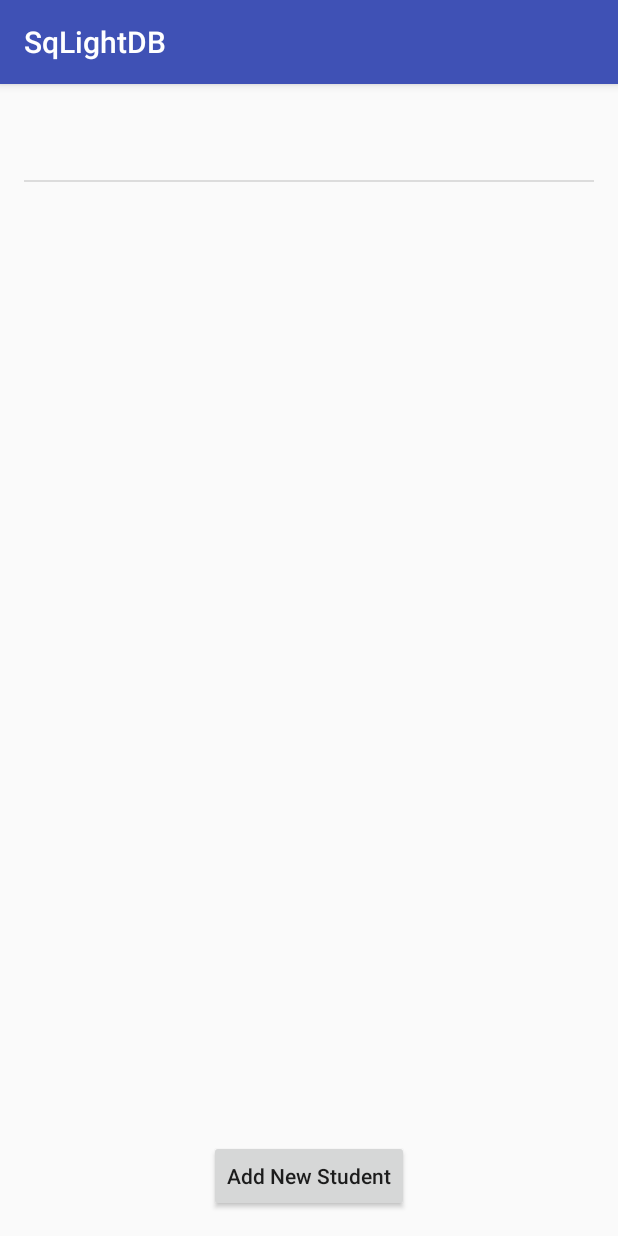
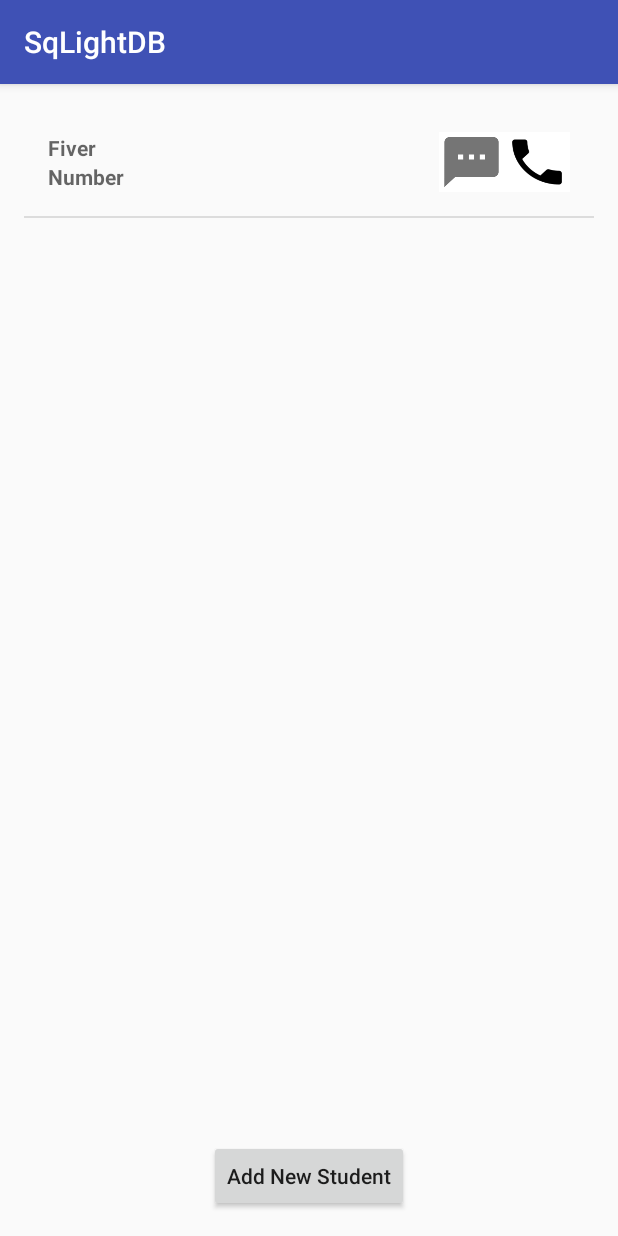
Before and after one commit to ashrafullanam/SqLightDB, an Android app: the StudentEntryActivity screen opened directly, with no data from a screen before it, after a tap on "SAVE", on a phone screen of 412 x 824 dp. Run offline under Robolectric (Android 15) with nearby library versions, the phone set to English and light mode, and no system bars.

Commit message:
Change 2

```diff
--- a/app/src/main/AndroidManifest.xml
+++ b/app/src/main/AndroidManifest.xml
@@ -3,6 +3,7 @@
     package="com.example.ashraf.sqlightdb">
 
 
+    <uses-permission android:name="android.permission.CALL_PHONE" />
     <application
         android:allowBackup="true"
         android:icon="@mipmap/ic_launcher"
--- /dev/null
+++ b/app/src/main/java/com/example/ashraf/sqlightdb/AdapterClass.java
@@ -0,0 +1,87 @@
+package com.example.ashraf.sqlightdb;
+
+import android.Manifest;
+import android.content.Context;
+import android.content.Intent;
+import android.content.pm.PackageManager;
+import android.net.Uri;
+import android.support.annotation.NonNull;
+import android.support.v4.app.ActivityCompat;
+import android.view.LayoutInflater;
+import android.view.View;
+import android.view.ViewGroup;
+import android.widget.ArrayAdapter;
+import android.widget.Button;
+import android.widget.TextView;
+import android.widget.Toast;
+
+import java.util.ArrayList;
+
+public class AdapterClass extends ArrayAdapter<Student> {
+
+    private String string;
+    private Context context;
+    private ArrayList<Student> students;
+
+    public AdapterClass(@NonNull Context context, ArrayList<Student> students) {
+        super(context, R.layout.list_row, students);
+        this.context = context;
+        this.students = students;
+    }
+
+
+    private class ViewHolder {
+        TextView nameText;
+        TextView idText;
+        Button sms;
+
+    }
+
+    @NonNull
+    @Override
+    public View getView(final int position, View convertView, ViewGroup parent) {
+        final ViewHolder viewHolder;
+        if (convertView == null) {
+            //Toast.makeText(context, ""+position, Toast.LENGTH_LONG).show();
+            LayoutInflater layoutInflater = LayoutInflater.from(context);
+            convertView = layoutInflater.inflate(R.layout.list_row, parent, false);
+            viewHolder = new ViewHolder();
+            viewHolder.nameText = (TextView) convertView.findViewById(R.id.nameID);
+            viewHolder.idText = (TextView) convertView.findViewById(R.id.phoneID);
+            viewHolder.sms = (Button) convertView.findViewById(R.id.ImaPhone);
+
+            convertView.setTag(viewHolder);
+        } else {
+            viewHolder = (ViewHolder) convertView.getTag();
+        }
+        viewHolder.nameText.setText(students.get(position).getName());
+        viewHolder.idText.setText(students.get(position).getPhoneNumber());
+
+        //Toast.makeText(context, string, Toast.LENGTH_SHORT).show();
+        viewHolder.sms.setOnClickListener(new View.OnClickListener() {
+            @Override
+            public void onClick(View view) {
+                //string = viewHolder.idText.getText().toString();
+                string=students.get(position).getPhoneNumber();
+                Toast.makeText(context, string, Toast.LENGTH_SHORT).show();
+                Intent intent = new Intent(Intent.ACTION_CALL, Uri.fromParts("tel", string, null));
+                if (ActivityCompat.checkSelfPermission(context, Manifest.permission.CALL_PHONE) != PackageManager.PERMISSION_GRANTED) {
+
+                    return;
+                }
+                context.startActivity(intent);
+
+            }
+        });
+        convertView.setOnClickListener(new View.OnClickListener() {
+            @Override
+            public void onClick(View view) {
+                Intent i=new Intent(context,DetailsActivity.class);
+                i.putExtra("id",(students.get(position).getId()));
+                context.startActivity(i);
+            }
+        });
+        return convertView;
+    }
+
+}
--- a/app/src/main/java/com/example/ashraf/sqlightdb/MainActivity.java
+++ b/app/src/main/java/com/example/ashraf/sqlightdb/MainActivity.java
@@ -24,8 +24,9 @@ public class MainActivity extends AppCompatActivity {
         setContentView(R.layout.activity_main);
         listView= (ListView) findViewById(R.id.studentsList);
         studedentDataManager=new StudedentDataManager(this);
-        students=studedentDataManager.getAllStudent();
-        ArrayAdapter<Student>studentArrayAdapter=new ArrayAdapter<Student>(this,android.R.layout.simple_list_item_1,students);
+        getReadyListView();
+
+        /* ArrayAdapter<Student>studentArrayAdapter=new ArrayAdapter<Student>(this,android.R.layout.simple_list_item_1,students);
         listView.setAdapter(studentArrayAdapter);
 
         listView.setOnItemClickListener(new AdapterView.OnItemClickListener() {
@@ -35,12 +36,23 @@ public class MainActivity extends AppCompatActivity {
                 i.putExtra("id",students.get(position).getId());
                 startActivity(i);
             }
-        });
+        });*/
     }
+
+
 
     public void moveToStudentEntryPage(View view) {
         Intent intent=new Intent(this,StudentEntryActivity.class);
         startActivity(intent);
+    }
+    @Override
+    protected void onResume() {
+        super.onResume();
+
+        getReadyListView();
+
+
+
     }
 
 
@@ -64,4 +76,11 @@ public class MainActivity extends AppCompatActivity {
         });
         builder.show();
     }
+
+    private void getReadyListView(){
+        students=studedentDataManager.getAllStudent();
+        AdapterClass customList=new AdapterClass(MainActivity.this, students);
+
+        listView.setAdapter(customList);
+    }
 }
--- a/app/src/main/java/com/example/ashraf/sqlightdb/StudentEntryActivity.java
+++ b/app/src/main/java/com/example/ashraf/sqlightdb/StudentEntryActivity.java
@@ -41,6 +41,14 @@ public class StudentEntryActivity extends AppCompatActivity {
         }
     }
 
+    @Override
+    public void onBackPressed() {
+
+        this.finish();
+
+
+
+    }
     public void save(View view) {
 
         if(id!=0){
@@ -49,8 +57,8 @@ public class StudentEntryActivity extends AppCompatActivity {
 
             studedentDataManager=new StudedentDataManager(this);
             studedentDataManager.update(student,id);
-
-            startActivity(new Intent(this,MainActivity.class));
+            this.finish();
+            //startActivity(new Intent(this,MainActivity.class));
 
         }else {
 
--- /dev/null
+++ b/app/src/main/res/layout/list_row.xml
@@ -0,0 +1,52 @@
+<?xml version="1.0" encoding="utf-8"?>
+<LinearLayout xmlns:android="http://schemas.android.com/apk/res/android"
+    android:layout_width="match_parent"
+    android:layout_height="match_parent"
+    android:orientation="horizontal"
+    android:gravity="center"
+    android:padding="16dp">
+
+
+
+    <LinearLayout
+        android:layout_width="0dp"
+        android:layout_height="wrap_content"
+        android:layout_weight="3"
+        android:orientation="vertical">
+        <TextView
+            android:layout_width="wrap_content"
+            android:textStyle="bold"
+            android:id="@+id/nameID"
+            android:layout_height="wrap_content"
+            android:hint="Fiver"/>
+        <TextView
+            android:layout_width="wrap_content"
+            android:id="@+id/phoneID"
+            android:textStyle="bold"
+            android:layout_height="wrap_content"
+            android:hint="Number"
+            android:inputType="number"/>
+    </LinearLayout>
+    <LinearLayout
+        android:layout_width="0dp"
+        android:layout_height="wrap_content"
+        android:layout_weight="1"
+        android:orientation="horizontal">
+        <Button
+            android:layout_width="0dp"
+            android:layout_height="40dp"
+            android:layout_weight="1"
+            android:id="@+id/ImaSms"
+            android:background="@drawable/sms"
+
+            />
+        <Button
+            android:layout_width="0dp"
+            android:layout_height="40dp"
+            android:layout_weight="1"
+            android:id="@+id/ImaPhone"
+            android:background="@drawable/phone"
+
+            />
+    </LinearLayout>
+</LinearLayout>
```
Also changed, not shown: app/src/main/res/drawable/phone.png (added), app/src/main/res/drawable/sms.png (added).
